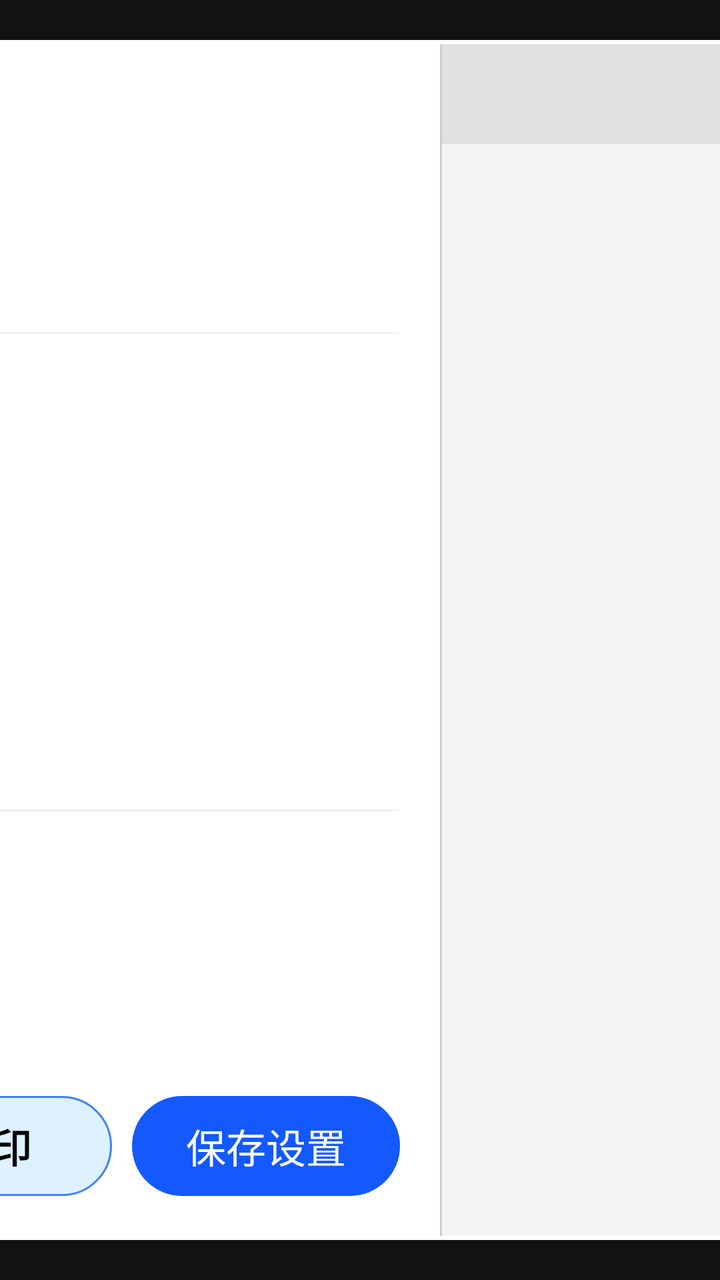
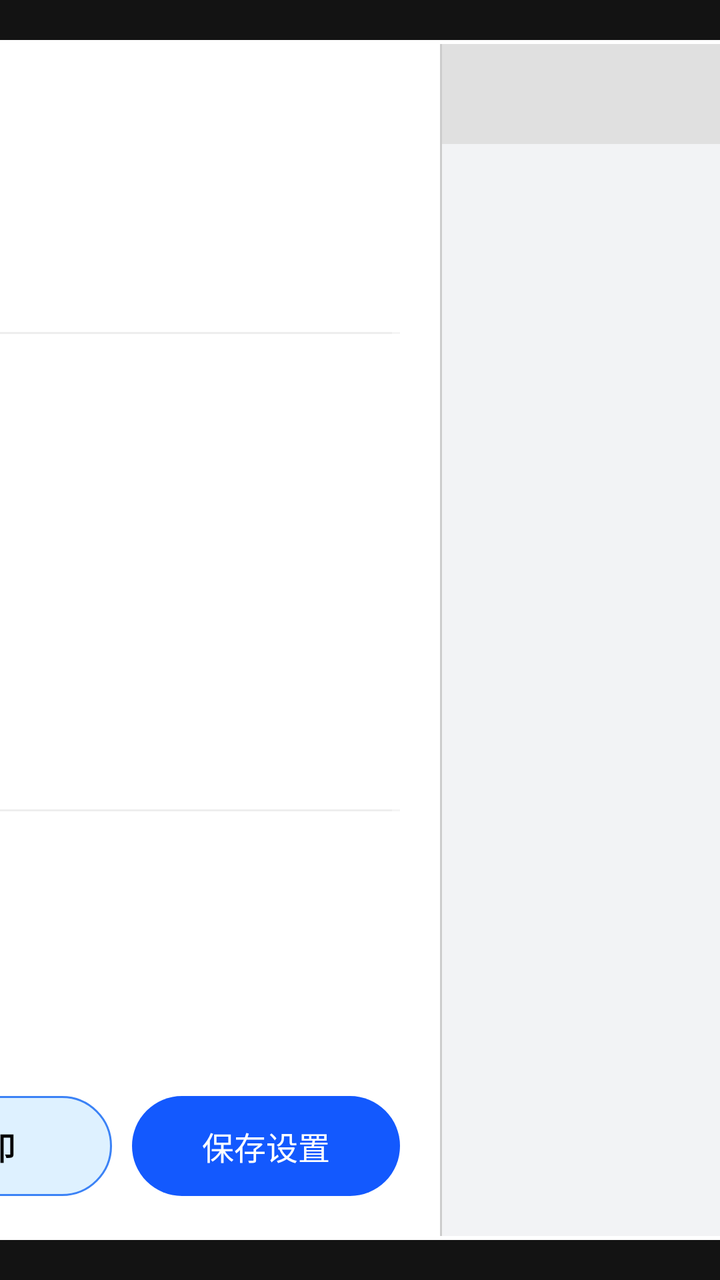

Two renders of the same Android screen: before a commit and after it. Below are the layout's source before the change and the commit's diff.
<!-- AndroidManifest.xml: application theme Base.Theme.UHMCS -->
<!-- res/layout/popupwindow_receipt_diy.xml -->
<?xml version="1.0" encoding="utf-8"?>
<LinearLayout xmlns:android="http://schemas.android.com/apk/res/android"
    android:layout_width="match_parent"
    android:layout_height="match_parent"
    android:background="#99000000"
    android:gravity="center"
    android:orientation="vertical">

    <LinearLayout
        android:layout_width="900dp"
        android:layout_height="600dp"
        android:background="@drawable/white_bg"
        android:orientation="horizontal"
        android:padding="2dp">

        <LinearLayout
            android:layout_width="0dp"
            android:layout_height="match_parent"
            android:layout_weight="1.2"
            android:orientation="vertical"
            android:padding="20dp">

            <TextView
                android:layout_width="wrap_content"
                android:layout_height="wrap_content"
                android:layout_marginBottom="20dp"
                android:text="小票样式设置"
                android:textColor="@color/black"
                android:textSize="20sp"
                android:textStyle="bold" />

            <ScrollView
                android:layout_width="match_parent"
                android:layout_height="0dp"
                android:layout_weight="1">

                <LinearLayout
                    android:layout_width="match_parent"
                    android:layout_height="wrap_content"
                    android:orientation="vertical">

                    <TextView
                        android:layout_width="wrap_content"
                        android:layout_height="wrap_content"
                        android:text="纸张规格:"
                        android:textColor="#666"
                        android:textSize="12sp" />

                    <RadioGroup
                        android:id="@+id/rg_paper_width"
                        android:layout_width="match_parent"
                        android:layout_height="wrap_content"
                        android:layout_marginTop="10dp"
                        android:layout_marginBottom="15dp"
                        android:orientation="horizontal">

                        <RadioButton
                            android:id="@+id/rb_58mm"
                            android:layout_width="wrap_content"
                            android:layout_height="wrap_content"
                            android:layout_marginRight="20dp"
                            android:checked="true"
                            android:text="58mm"
                            android:textColor="@color/black"
                            android:textSize="14sp" />

                        <RadioButton
                            android:id="@+id/rb_80mm"
                            android:layout_width="wrap_content"
                            android:layout_height="wrap_content"
                            android:text="80mm"
                            android:textColor="@color/black"
                            android:textSize="14sp" />
                    </RadioGroup>

                    <View
                        android:layout_width="match_parent"
                        android:layout_height="1dp"
                        android:layout_marginBottom="15dp"
                        android:background="#EEE" />

                    <TextView
                        android:layout_width="wrap_content"
                        android:layout_height="wrap_content"
                        android:layout_marginBottom="10dp"
                        android:text="显示内容控制:"
                        android:textColor="#666"
                        android:textSize="12sp" />

                    <CheckBox
                        android:id="@+id/cb_top_logo"
                        android:layout_width="match_parent"
                        android:layout_height="wrap_content"
                        android:layout_marginBottom="5dp"
                        android:text="顶部 Logo (图片)"
                        android:textColor="@color/black"
                        android:textSize="14sp" />

                    <CheckBox
                        android:id="@+id/cb_shop_name"
                        android:layout_width="match_parent"
                        android:layout_height="wrap_content"
                        android:layout_marginBottom="5dp"
                        android:checked="true"
                        android:text="店铺名称"
                        android:textColor="@color/black"
                        android:textSize="14sp" />

                    <CheckBox
                        android:id="@+id/cb_phone"
                        android:layout_width="match_parent"
                        android:layout_height="wrap_content"
                        android:layout_marginBottom="5dp"
                        android:checked="true"
                        android:text="客服电话 / 地址"
                        android:textColor="@color/black"
                        android:textSize="14sp" />

                    <CheckBox
                        android:id="@+id/cb_member"
                        android:layout_width="match_parent"
                        android:layout_height="wrap_content"
                        android:layout_marginBottom="5dp"
                        android:checked="true"
                        android:text="会员信息"
                        android:textColor="@color/black"
                        android:textSize="14sp" />

                    <CheckBox
                        android:id="@+id/cb_cashier"
                        android:layout_width="match_parent"
                        android:layout_height="wrap_content"
                        android:layout_marginBottom="5dp"
                        android:checked="true"
                        android:text="收银员 / 时间"
                        android:textColor="@color/black"
                        android:textSize="14sp" />

                    <View
                        android:layout_width="match_parent"
                        android:layout_height="1dp"
                        android:layout_marginTop="10dp"
                        android:layout_marginBottom="10dp"
                        android:background="#EEE" />

                    <CheckBox
                        android:id="@+id/cb_barcode"
                        android:layout_width="match_parent"
                        android:layout_height="wrap_content"
                        android:layout_marginBottom="5dp"
                        android:checked="true"
                        android:text="底部条形码 (订单号)"
                        android:textColor="@color/black"
                        android:textSize="14sp" />

                    <CheckBox
                        android:id="@+id/cb_qrcode"
                        android:layout_width="match_parent"
                        android:layout_height="wrap_content"
                        android:layout_marginBottom="5dp"
                        android:text="底部二维码"
                        android:textColor="@color/black"
                        android:textSize="14sp" />

                    <CheckBox
                        android:id="@+id/cb_bottom_text"
                        android:layout_width="match_parent"
                        android:layout_height="wrap_content"
                        android:layout_marginBottom="5dp"
                        android:checked="true"
                        android:text="底部欢迎语"
                        android:textColor="@color/black"
                        android:textSize="14sp" />

                    <CheckBox
                        android:id="@+id/cb_bottom_logo"
                        android:layout_width="match_parent"
                        android:layout_height="wrap_content"
                        android:layout_marginBottom="5dp"
                        android:text="底部 Logo"
                        android:textColor="@color/black"
                        android:textSize="14sp" />

                    <View
                        android:layout_width="match_parent"
                        android:layout_height="1dp"
                        android:layout_marginTop="10dp"
                        android:layout_marginBottom="10dp"
                        android:background="#EEE" />
                    <TextView
                        android:layout_width="wrap_content"
                        android:layout_height="wrap_content"
                        android:layout_marginTop="10dp"
                        android:layout_marginBottom="5dp"
                        android:text="字体大小:"
                        android:textColor="#666"
                        android:textSize="12sp" />

                    <RadioGroup
                        android:id="@+id/rg_font_size"
                        android:layout_width="match_parent"
                        android:layout_height="wrap_content"
                        android:layout_marginBottom="15dp"
                        android:orientation="horizontal">

                        <RadioButton
                            android:id="@+id/rb_font_small"
                            android:layout_width="wrap_content"
                            android:layout_height="wrap_content"
                            android:layout_marginRight="15dp"
                            android:text="紧凑 (小)"
                            android:textColor="@color/black"
                            android:textSize="14sp" />

                        <RadioButton
                            android:id="@+id/rb_font_normal"
                            android:layout_width="wrap_content"
                            android:layout_height="wrap_content"
                            android:layout_marginRight="15dp"
                            android:text="标准 (中)"
                            android:checked="true"
                            android:textColor="@color/black"
                            android:textSize="14sp" />

                        <RadioButton
                            android:id="@+id/rb_font_large"
                            android:layout_width="wrap_content"
                            android:layout_height="wrap_content"
                            android:text="老人模式 (大)"
                            android:textColor="#E65100"
                            android:textStyle="bold"
                            android:textSize="14sp" />
                    </RadioGroup>







                </LinearLayout>
            </ScrollView>



            <LinearLayout
                android:layout_width="match_parent"
                android:layout_height="wrap_content"
                android:layout_marginTop="10dp"
                android:orientation="horizontal">

                <TextView
                    android:id="@+id/btn_close"
                    android:layout_width="0dp"
                    android:layout_height="50dp"
                    android:layout_weight="1"
                    android:background="@drawable/black_line"
                    android:gravity="center"
                    android:text="关闭"
                    android:textColor="@color/black"
                    android:textSize="20sp" />

                <TextView
                    android:id="@+id/btn_test_print"
                    android:layout_width="0dp"
                    android:layout_height="50dp"
                    android:layout_marginLeft="10dp"
                    android:layout_weight="1.2"
                    android:background="@drawable/blue_line1"
                    android:gravity="center"
                    android:text="测试打印"
                    android:textStyle="bold"
                    android:textColor="#000"
                    android:textSize="20sp" />

                <TextView
                    android:id="@+id/btn_save"
                    android:layout_width="0dp"
                    android:layout_height="50dp"
                    android:layout_marginLeft="10dp"
                    android:layout_weight="1"
                    android:background="@drawable/blue_bg5"
                    android:gravity="center"
                    android:text="保存设置"
                    android:textColor="@color/white"
                    android:textSize="20sp" />
            </LinearLayout>




        </LinearLayout>

        <View
            android:layout_width="1dp"
            android:layout_height="match_parent"
            android:background="#CCC" />

        <LinearLayout
            android:layout_width="0dp"
            android:layout_height="match_parent"
            android:layout_weight="1"
            android:background="#F2F3F5"
            android:orientation="vertical">

            <TextView
                android:layout_width="match_parent"
                android:layout_height="50dp"
                android:background="#E0E0E0"
                android:gravity="center"
                android:text="打印效果预览"
                android:textColor="#666"
                android:textSize="16sp" />

            <ScrollView
                android:layout_width="match_parent"
                android:layout_height="match_parent"
                android:fillViewport="true">

                <LinearLayout
                    android:layout_width="match_parent"
                    android:layout_height="wrap_content"
                    android:gravity="center_horizontal"
                    android:paddingTop="20dp"
                    android:paddingBottom="20dp">

                    <ImageView
                        android:id="@+id/iv_preview"
                        android:layout_width="wrap_content"
                        android:layout_height="wrap_content"
                        android:adjustViewBounds="true"
                        android:background="@color/white"
                        android:elevation="6dp"
                        android:scaleType="fitCenter" />
                </LinearLayout>
            </ScrollView>
        </LinearLayout>

    </LinearLayout>
</LinearLayout>
<!-- resources referenced by this layout -->
<resources>
  <color name="black">#FF000000</color>
  <color name="white">#FFFFFFFF</color>
  <!-- drawable black_line (drawable) -->
  <shape xmlns:android="http://schemas.android.com/apk/res/android">
      <solid android:color="@color/white" /> 
      <corners android:radius="100dp" /> 
      <stroke android:width="2dp" android:color="@color/black" /> 
  </shape>
  <!-- drawable blue_bg5 (drawable) -->
  <?xml version="1.0" encoding="UTF-8"?>
  <shape xmlns:android="http://schemas.android.com/apk/res/android"
      android:shape="rectangle" >
  
      
      <solid android:color="#FF1359FE" />
      
  
  
      
  
      
      <corners android:radius="300dp" />
      
  
  
  
  
  
  
  </shape>
  <!-- drawable blue_line1 (drawable) -->
  <?xml version="1.0" encoding="UTF-8"?>
  <selector xmlns:android="http://schemas.android.com/apk/res/android">
      <item >
          <shape android:shape="rectangle">
              <stroke android:width="1dp" android:color="#FF3B82F6" />
              <solid android:color="#FFDEF1FF" />
              <corners android:topLeftRadius="265dp" android:topRightRadius="265dp" android:bottomLeftRadius="265dp" android:bottomRightRadius="265dp" />
          </shape>
      </item>
  
  
  </selector>
  <!-- drawable white_bg (drawable) -->
  <?xml version="1.0" encoding="UTF-8"?>
  <shape xmlns:android="http://schemas.android.com/apk/res/android"
      android:shape="rectangle" >
  
      
      <solid android:color="@color/white" />
      
  
  
      
  
      
      <corners android:radius="10dp" />
      
  
  
  
  
  
  
  </shape>
  <style name="Base.Theme.UHMCS" parent="Theme.AppCompat.NoActionBar">
          
          
          <item name="android:windowFullscreen">true</item>
          <item name="android:windowContentOverlay">@null</item>
          <item name="colorControlActivated">@color/black</item> 
  
  
  
  
      </style>
</resources>

<!-- the commit's change to res/layout/popupwindow_receipt_diy.xml (unified diff, before → after) -->
@@ -24,7 +24,7 @@
                 android:layout_width="wrap_content"
                 android:layout_height="wrap_content"
                 android:layout_marginBottom="20dp"
-                android:text="小票样式设置"
+                android:text="@string/receiptstyle"
                 android:textColor="@color/black"
                 android:textSize="20sp"
                 android:textStyle="bold" />
@@ -42,7 +42,7 @@
                     <TextView
                         android:layout_width="wrap_content"
                         android:layout_height="wrap_content"
-                        android:text="纸张规格:"
+                        android:text="@string/paperwidth"
                         android:textColor="#666"
                         android:textSize="12sp" />
 
@@ -83,7 +83,7 @@
                         android:layout_width="wrap_content"
                         android:layout_height="wrap_content"
                         android:layout_marginBottom="10dp"
-                        android:text="显示内容控制:"
+                        android:text="@string/receiptcontent"
                         android:textColor="#666"
                         android:textSize="12sp" />
 
@@ -92,7 +92,7 @@
                         android:layout_width="match_parent"
                         android:layout_height="wrap_content"
                         android:layout_marginBottom="5dp"
-                        android:text="顶部 Logo (图片)"
+                        android:text="@string/toplogo"
                         android:textColor="@color/black"
                         android:textSize="14sp" />
 
@@ -102,7 +102,7 @@
                         android:layout_height="wrap_content"
                         android:layout_marginBottom="5dp"
                         android:checked="true"
-                        android:text="店铺名称"
+                        android:text="@string/storename"
                         android:textColor="@color/black"
                         android:textSize="14sp" />
 
@@ -112,7 +112,7 @@
                         android:layout_height="wrap_content"
                         android:layout_marginBottom="5dp"
                         android:checked="true"
-                        android:text="客服电话 / 地址"
+                        android:text="@string/phoneadress"
                         android:textColor="@color/black"
                         android:textSize="14sp" />
 
@@ -122,7 +122,7 @@
                         android:layout_height="wrap_content"
                         android:layout_marginBottom="5dp"
                         android:checked="true"
-                        android:text="会员信息"
+                        android:text="@string/membershopinfo"
                         android:textColor="@color/black"
                         android:textSize="14sp" />
 
@@ -132,7 +132,7 @@
                         android:layout_height="wrap_content"
                         android:layout_marginBottom="5dp"
                         android:checked="true"
-                        android:text="收银员 / 时间"
+                        android:text="@string/cashertime"
                         android:textColor="@color/black"
                         android:textSize="14sp" />
 
@@ -149,7 +149,7 @@
                         android:layout_height="wrap_content"
                         android:layout_marginBottom="5dp"
                         android:checked="true"
-                        android:text="底部条形码 (订单号)"
+                        android:text="@string/barcode"
                         android:textColor="@color/black"
                         android:textSize="14sp" />
 
@@ -158,7 +158,7 @@
                         android:layout_width="match_parent"
                         android:layout_height="wrap_content"
                         android:layout_marginBottom="5dp"
-                        android:text="底部二维码"
+                        android:text="@string/qrcode"
                         android:textColor="@color/black"
                         android:textSize="14sp" />
 
@@ -168,7 +168,7 @@
                         android:layout_height="wrap_content"
                         android:layout_marginBottom="5dp"
                         android:checked="true"
-                        android:text="底部欢迎语"
+                        android:text="@string/notes"
                         android:textColor="@color/black"
                         android:textSize="14sp" />
 
@@ -177,7 +177,7 @@
                         android:layout_width="match_parent"
                         android:layout_height="wrap_content"
                         android:layout_marginBottom="5dp"
-                        android:text="底部 Logo"
+                        android:text="@string/footerlogo"
                         android:textColor="@color/black"
                         android:textSize="14sp" />
 
@@ -192,7 +192,7 @@
                         android:layout_height="wrap_content"
                         android:layout_marginTop="10dp"
                         android:layout_marginBottom="5dp"
-                        android:text="字体大小:"
+                        android:text="@string/fontsize"
                         android:textColor="#666"
                         android:textSize="12sp" />
 
@@ -208,7 +208,7 @@
                             android:layout_width="wrap_content"
                             android:layout_height="wrap_content"
                             android:layout_marginRight="15dp"
-                            android:text="紧凑 (小)"
+                            android:text="@string/small"
                             android:textColor="@color/black"
                             android:textSize="14sp" />
 
@@ -217,7 +217,7 @@
                             android:layout_width="wrap_content"
                             android:layout_height="wrap_content"
                             android:layout_marginRight="15dp"
-                            android:text="标准 (中)"
+                            android:text="@string/middle"
                             android:checked="true"
                             android:textColor="@color/black"
                             android:textSize="14sp" />
@@ -226,7 +226,7 @@
                             android:id="@+id/rb_font_large"
                             android:layout_width="wrap_content"
                             android:layout_height="wrap_content"
-                            android:text="老人模式 (大)"
+                            android:text="@string/large"
                             android:textColor="#E65100"
                             android:textStyle="bold"
                             android:textSize="14sp" />
@@ -256,9 +256,9 @@
                     android:layout_weight="1"
                     android:background="@drawable/black_line"
                     android:gravity="center"
-                    android:text="关闭"
+                    android:text="@string/back"
                     android:textColor="@color/black"
-                    android:textSize="20sp" />
+                    android:textSize="16sp" />
 
                 <TextView
                     android:id="@+id/btn_test_print"
@@ -268,10 +268,10 @@
                     android:layout_weight="1.2"
                     android:background="@drawable/blue_line1"
                     android:gravity="center"
-                    android:text="测试打印"
+                    android:text="@string/testprint"
                     android:textStyle="bold"
                     android:textColor="#000"
-                    android:textSize="20sp" />
+                    android:textSize="16sp" />
 
                 <TextView
                     android:id="@+id/btn_save"
@@ -281,9 +281,9 @@
                     android:layout_weight="1"
                     android:background="@drawable/blue_bg5"
                     android:gravity="center"
-                    android:text="保存设置"
+                    android:text="@string/save"
                     android:textColor="@color/white"
-                    android:textSize="20sp" />
+                    android:textSize="16sp" />
             </LinearLayout>
 
 
@@ -308,7 +308,7 @@
                 android:layout_height="50dp"
                 android:background="#E0E0E0"
                 android:gravity="center"
-                android:text="打印效果预览"
+                android:text="@string/realtimeeffect"
                 android:textColor="#666"
                 android:textSize="16sp" />
 
<!-- resource entries referenced after the edit -->
@@ -65,6 +65,26 @@
   
   
   </shape>
+  <string name="back">返回</string>
+  <string name="barcode">条形码</string>
+  <string name="cashertime">"收银员/时间"</string>
+  <string name="fontsize">"字体大小"</string>
+  <string name="footerlogo">"底部logo"</string>
+  <string name="large">"大"</string>
+  <string name="membershopinfo">"会员信息"</string>
+  <string name="middle">"中"</string>
+  <string name="notes">"备注信息"</string>
+  <string name="paperwidth">"纸张宽度"</string>
+  <string name="phoneadress">"电话地址"</string>
+  <string name="qrcode">"二维码"</string>
+  <string name="realtimeeffect">"实时效果"</string>
+  <string name="receiptcontent">"打印元素"</string>
+  <string name="receiptstyle">"小票样式"</string>
+  <string name="save">"保存设置"</string>
+  <string name="small">"小"</string>
+  <string name="storename">"店铺名称"</string>
+  <string name="testprint">"测试打印"</string>
+  <string name="toplogo">"顶部logo"</string>
   <style name="Base.Theme.UHMCS" parent="Theme.AppCompat.NoActionBar">
           
           
